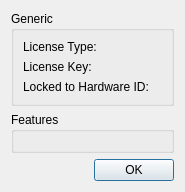
Before: the Qt Designer form client/src/ui/dialogs/license_details_dialog.ui in networkoptix/nx_open, drawn with Qt 5.
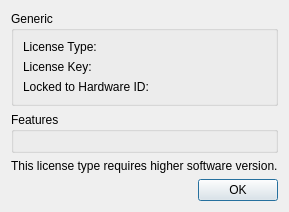
After: the same form once the commit is applied.

Commit message:
VMS-547: Detect invalid licenses
<==== Mercurial data ====>
Branch: dev_2.4.0_gui

Diff of the .ui file:
```diff
--- a/client/src/ui/dialogs/license_details_dialog.ui
+++ b/client/src/ui/dialogs/license_details_dialog.ui
@@ -10,7 +10,7 @@
     <x>0</x>
     <y>0</y>
     <width>400</width>
-    <height>189</height>
+    <height>195</height>
    </rect>
   </property>
   <property name="sizePolicy">
@@ -92,6 +92,13 @@
      </layout>
     </widget>
    </item>
+   <item>
+    <widget class="QLabel" name="errorLabel">
+     <property name="text">
+      <string>This license type requires higher software version.</string>
+     </property>
+    </widget>
+   </item>
    <item>
     <widget class="QDialogButtonBox" name="buttonBox">
      <property name="standardButtons">
```
The commit also changes 5 other files.
